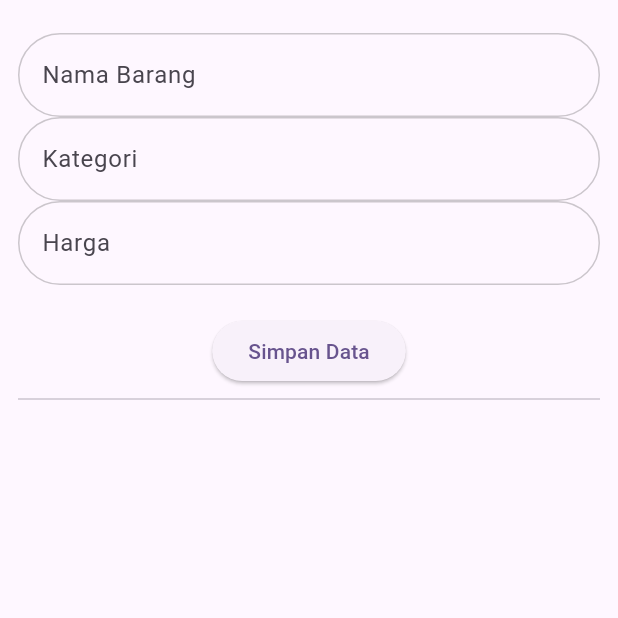
After one commit to annisafaurizki/ppkd_b_3, a Flutter app: the WishlistBelanja screen opened directly, on a phone screen of 412 x 824 dp, the top half of it. The commit adds this screen. Run offline on Flutter 3.47's test engine with Material 3 defaults, Android fonts, the phone set to English and light mode, and no system bars; our stand-ins replace lottie, sqflite; accounts and stored records are empty; Roboto replaces fonts that are missing (Gilroy).

Commit message:
tugas_11

```diff
--- a/lib/main.dart
+++ b/lib/main.dart
@@ -1,6 +1,6 @@
 import 'package:flutter/material.dart';
 import 'package:intl/date_symbol_data_local.dart';
-import 'package:ppkd_b_3/tugas_tugas/tugas_10/halaman_1.dart';
+import 'package:ppkd_b_3/tugas_tugas/bottomnav.dart';
 
 void main() {
   initializeDateFormatting("id_ID");
@@ -34,7 +34,7 @@ class MyApp extends StatelessWidget {
         fontFamily: "Gilroy",
         colorScheme: ColorScheme.fromSeed(seedColor: Colors.deepPurple),
       ),
-      home: Pertama(),
+      home: MainScreen(),
     );
   }
 }
--- /dev/null
+++ b/lib/tugas_tugas/tugas_11/db_helper.dart
@@ -0,0 +1,34 @@
+// import 'package:path_provider/path_provider.dart';
+import 'package:path/path.dart';
+import 'package:ppkd_b_3/tugas_tugas/tugas_11/user.dart';
+import 'package:sqflite/sqflite.dart';
+
+class DbHelper {
+  static Future<Database> databaseHelper() async {
+    final dbPath = await getDatabasesPath();
+    return openDatabase(
+      join(dbPath, 'belanjaan.db'),
+      onCreate: (db, version) {
+        return db.execute(
+          'CREATE TABLE belanjaan(id INTEGER PRIMARY KEY, nama TEXT, barang TEXT, harga INTEGER)',
+        );
+      },
+      version: 1,
+    );
+  }
+
+  static Future<void> registeraBelanjaan(Belanjaan belanjaan) async {
+    final db = await databaseHelper();
+    await db.insert(
+      'belanjaan',
+      belanjaan.toMap(),
+      conflictAlgorithm: ConflictAlgorithm.replace,
+    );
+  }
+
+  static Future<List<Belanjaan>> getAllBelanjaan() async {
+    final db = await databaseHelper();
+    final List<Map<String, dynamic>> maps = await db.query('belanjaan');
+    return List.generate(maps.length, (i) => Belanjaan.fromMap(maps[i]));
+  }
+}
--- /dev/null
+++ b/lib/tugas_tugas/tugas_11/user.dart
@@ -0,0 +1,26 @@
+// import 'dart:convert';
+
+// ignore_for_file: public_member_api_docs, sort_constructors_first
+class Belanjaan {
+  final String nama;
+  final String wishlist;
+  final int harga;
+  Belanjaan({required this.nama, required this.wishlist, required this.harga});
+
+  Map<String, dynamic> toMap() {
+    return <String, dynamic>{'nama': nama, 'barang': wishlist, 'harga': harga};
+  }
+
+  factory Belanjaan.fromMap(Map<String, dynamic> map) {
+    return Belanjaan(
+      nama: map['nama'] as String,
+      wishlist: map['barang'] as String,
+      harga: map['harga'] as int,
+    );
+  }
+
+  // String toJson() => json.encode(toMap());
+
+  // factory Belanjaan.fromJson(String source) =>
+  //     Belanjaan.fromMap(json.decode(source) as Map<String, dynamic>);
+}
--- /dev/null
+++ b/lib/tugas_tugas/tugas_11/user_screen.dart
@@ -0,0 +1,102 @@
+import 'package:flutter/material.dart';
+import 'package:ppkd_b_3/tugas_tugas/tugas_10/textfrom.dart';
+import 'package:ppkd_b_3/tugas_tugas/tugas_11/db_helper.dart';
+import 'package:ppkd_b_3/tugas_tugas/tugas_11/user.dart';
+
+class WishlistBelanja extends StatefulWidget {
+  const WishlistBelanja({super.key});
+  static const nama = "/user";
+  @override
+  State<WishlistBelanja> createState() => _WishlistBelanjaState();
+}
+
+class _WishlistBelanjaState extends State<WishlistBelanja> {
+  List<Belanjaan> users = [];
+  @override
+  void initState() {
+    super.initState();
+    getUser();
+  }
+
+  final TextEditingController namaController = TextEditingController();
+  final TextEditingController wishlistController = TextEditingController();
+  final TextEditingController hargaController = TextEditingController();
+
+  Future<void> getUser() async {
+    final dataBelanja = await DbHelper.getAllBelanjaan();
+    print(dataBelanja);
+    setState(() {
+      users = dataBelanja;
+    });
+  }
+
+  @override
+  Widget build(BuildContext context) {
+    return Scaffold(
+      body: SingleChildScrollView(
+        child: Padding(
+          padding: const EdgeInsets.all(12.0),
+          child: Column(
+            children: [
+              SizedBox(height: 10),
+              TextFormConst(
+                hintText: "Nama Barang",
+                controller: namaController,
+              ),
+              TextFormConst(
+                hintText: "Kategori",
+                controller: wishlistController,
+              ),
+              TextFormConst(hintText: "Harga", controller: hargaController),
+              SizedBox(height: 20),
+              ElevatedButton(
+                onPressed: () async {
+                  final nama = namaController.text.trim();
+                  final wishlist = wishlistController.text.trim();
+                  final harga = hargaController.text.trim();
+                  if (nama.isEmpty || wishlist.isEmpty || harga.isEmpty) {
+                    ScaffoldMessenger.of(context).showSnackBar(
+                      const SnackBar(content: Text("Kolom harus diisi")),
+                    );
+
+                    return;
+                  }
+                  final user = Belanjaan(
+                    nama: nama,
+                    wishlist: wishlist,
+                    harga: int.parse(harga),
+                  );
+                  await DbHelper.registeraBelanjaan(user);
+                  Future.delayed(const Duration(seconds: 1)).then((value) {
+                    ScaffoldMessenger.of(context).showSnackBar(
+                      const SnackBar(
+                        content: Text("Barang berhasil ditambahkan"),
+                      ),
+                    );
+                  });
+                  getUser();
+                  setState(() {});
+                },
+
+                child: Text("Simpan Data"),
+              ),
+              Divider(),
+              ListView.builder(
+                physics: NeverScrollableScrollPhysics(),
+                shrinkWrap: true,
+                itemCount: users.length,
+                itemBuilder: (BuildContext context, int index) {
+                  final dataUserLogin = users[index];
+                  return ListTile(
+                    title: Text(dataUserLogin.nama),
+                    subtitle: Text(dataUserLogin.harga.toString()),
+                  );
+                },
+              ),
+            ],
+          ),
+        ),
+      ),
+    );
+  }
+}
--- a/pubspec.yaml
+++ b/pubspec.yaml
@@ -1,3 +1,4 @@
+
 name: ppkd_b_3
 description: "A new Flutter project."
 # The following line prevents the package from being accidentally published to
@@ -36,6 +37,9 @@ dependencies:
   cupertino_icons: ^1.0.8
   lottie: ^3.3.1
   intl: ^0.20.2
+  path_provider: ^2.1.5
+  shared_preferences: ^2.5.3
+  sqflite: ^2.4.2
 
 dev_dependencies:
   flutter_test:
```
Also changed, not shown: lib/tugas_tugas/halaman_utama.dart (+12 -2 lines), pubspec.lock, 1 other file.
